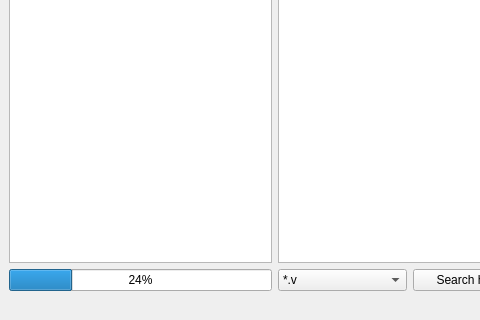
Qt form VersionExtractor/gui_compon.ui (alexe1ka/VersionExtractor) before a commit; both pictures show x 0 to 480 and y 281 to 601 of the 820 by 601 pixel window.
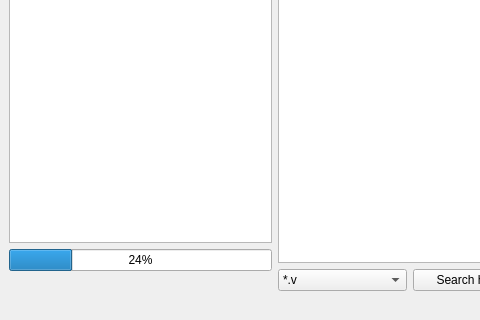
The same form after that commit.

Commit message: add new ui with fixed minimal size

The edit to the form file:
```diff
--- a/VersionExtractor/gui_compon.ui
+++ b/VersionExtractor/gui_compon.ui
@@ -39,6 +39,13 @@
         </property>
        </widget>
       </item>
+      <item>
+       <widget class="QLabel" name="count_files_label">
+        <property name="text">
+         <string/>
+        </property>
+       </widget>
+      </item>
      </layout>
     </item>
     <item>
```
The commit also changes 1 other file.
